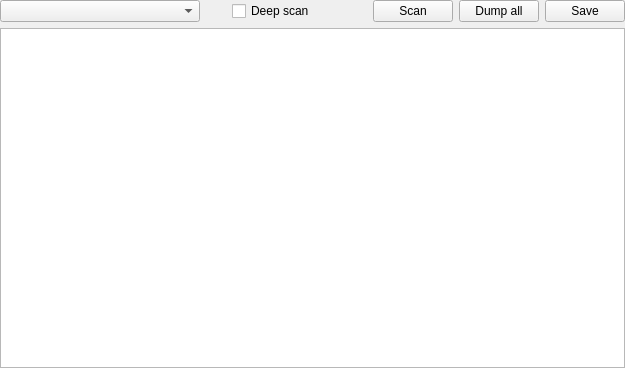
horsicq/XExtractorWidget, file xextractorwidget.ui: the form before one commit.
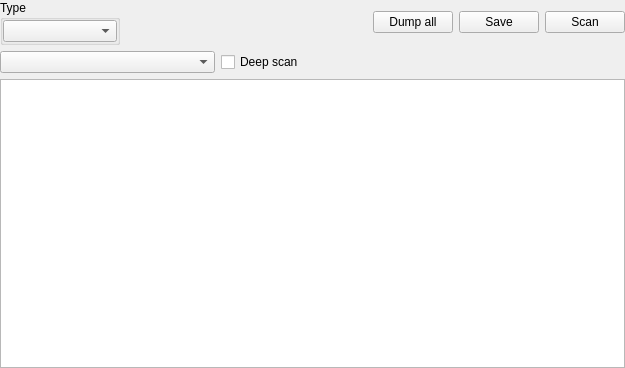
The form after the commit. Custom widgets are drawn as their Qt base class.

Diff of the .ui file:
```diff
--- a/xextractorwidget.ui
+++ b/xextractorwidget.ui
@@ -13,7 +13,7 @@
   <property name="windowTitle">
    <string>Extract</string>
   </property>
-  <layout class="QVBoxLayout" name="verticalLayout">
+  <layout class="QVBoxLayout" name="verticalLayout_2">
    <property name="leftMargin">
     <number>0</number>
    </property>
@@ -29,6 +29,74 @@
    <item>
     <layout class="QHBoxLayout" name="horizontalLayout">
      <item>
+      <widget class="QGroupBox" name="groupBoxType">
+       <property name="minimumSize">
+        <size>
+         <width>120</width>
+         <height>0</height>
+        </size>
+       </property>
+       <property name="title">
+        <string>Type</string>
+       </property>
+       <layout class="QVBoxLayout" name="verticalLayout">
+        <property name="leftMargin">
+         <number>0</number>
+        </property>
+        <property name="topMargin">
+         <number>0</number>
+        </property>
+        <property name="rightMargin">
+         <number>0</number>
+        </property>
+        <property name="bottomMargin">
+         <number>0</number>
+        </property>
+        <item>
+         <widget class="QComboBox" name="comboBoxType"/>
+        </item>
+       </layout>
+      </widget>
+     </item>
+     <item>
+      <spacer name="horizontalSpacer_2">
+       <property name="orientation">
+        <enum>Qt::Horizontal</enum>
+       </property>
+       <property name="sizeHint" stdset="0">
+        <size>
+         <width>40</width>
+         <height>20</height>
+        </size>
+       </property>
+      </spacer>
+     </item>
+     <item>
+      <widget class="QPushButton" name="pushButtonDumpAll">
+       <property name="text">
+        <string>Dump all</string>
+       </property>
+      </widget>
+     </item>
+     <item>
+      <widget class="QPushButton" name="pushButtonSave">
+       <property name="text">
+        <string>Save</string>
+       </property>
+      </widget>
+     </item>
+     <item>
+      <widget class="QPushButton" name="pushButtonScan">
+       <property name="text">
+        <string>Scan</string>
+       </property>
+      </widget>
+     </item>
+    </layout>
+   </item>
+   <item>
+    <layout class="QHBoxLayout" name="horizontalLayout_2">
+     <item>
       <widget class="XComboBoxEx" name="comboBoxOptions">
        <property name="sizePolicy">
         <sizepolicy hsizetype="Expanding" vsizetype="Fixed">
@@ -44,19 +112,6 @@
        </property>
       </widget>
      </item>
-     <item>
-      <widget class="QLabel" name="labelSize">
-       <property name="minimumSize">
-        <size>
-         <width>20</width>
-         <height>0</height>
-        </size>
-       </property>
-       <property name="text">
-        <string/>
-       </property>
-      </widget>
-     </item>
      <item>
       <widget class="QCheckBox" name="checkBoxDeepScan">
        <property name="text">
@@ -64,6 +119,22 @@
        </property>
       </widget>
      </item>
+     <item>
+      <widget class="QLabel" name="labelSize">
+       <property name="minimumSize">
+        <size>
+         <width>100</width>
+         <height>0</height>
+        </size>
+       </property>
+       <property name="text">
+        <string/>
+       </property>
+       <property name="alignment">
+        <set>Qt::AlignRight|Qt::AlignTrailing|Qt::AlignVCenter</set>
+       </property>
+      </widget>
+     </item>
      <item>
       <spacer name="horizontalSpacer">
        <property name="orientation">
@@ -77,27 +148,6 @@
        </property>
       </spacer>
      </item>
-     <item>
-      <widget class="QPushButton" name="pushButtonScan">
-       <property name="text">
-        <string>Scan</string>
-       </property>
-      </widget>
-     </item>
-     <item>
-      <widget class="QPushButton" name="pushButtonDumpAll">
-       <property name="text">
-        <string>Dump all</string>
-       </property>
-      </widget>
-     </item>
-     <item>
-      <widget class="QPushButton" name="pushButtonSave">
-       <property name="text">
-        <string>Save</string>
-       </property>
-      </widget>
-     </item>
     </layout>
    </item>
    <item>
```
